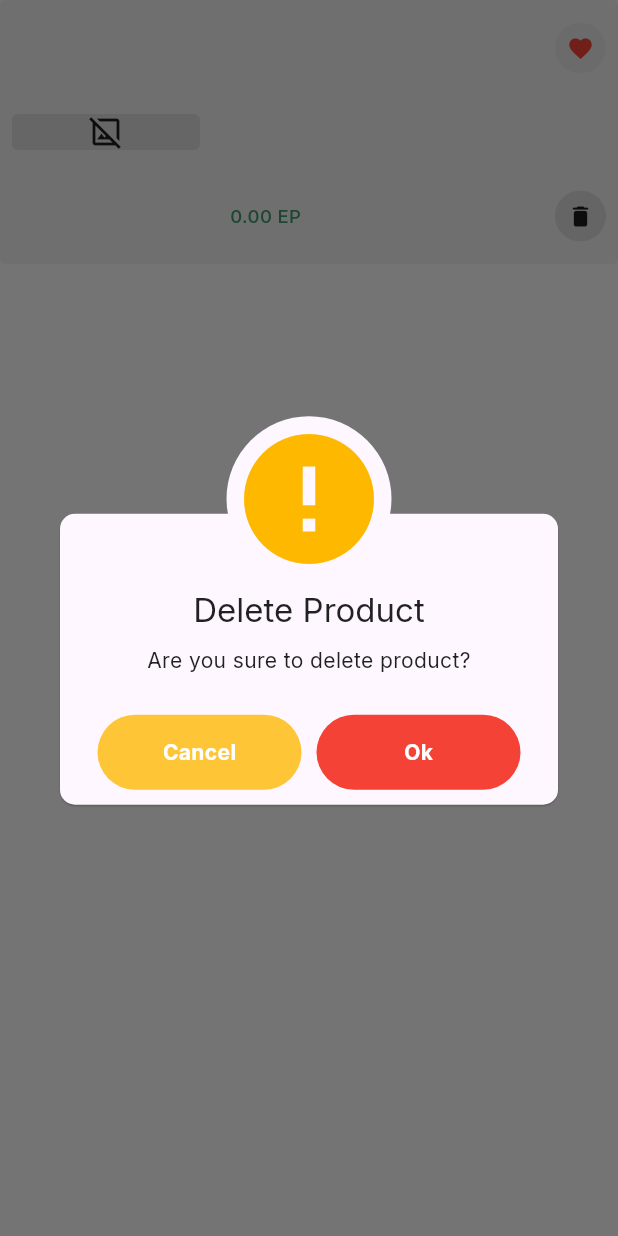
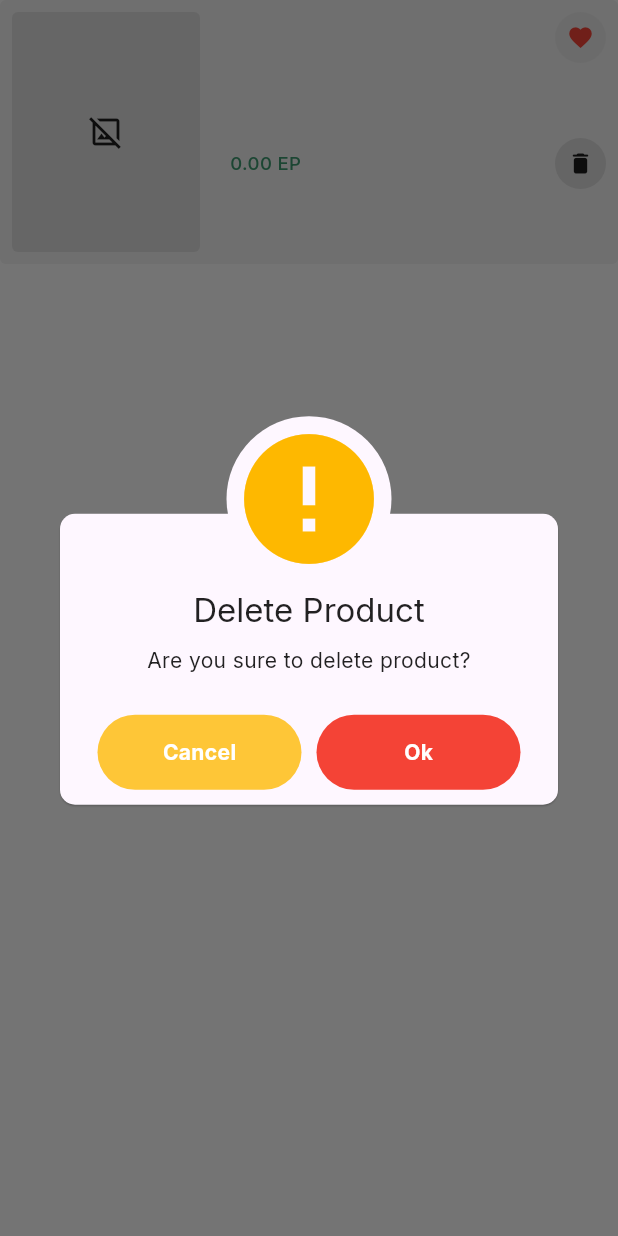
Before and after one commit to BaselHegazi226/flutter_ecommerce_app_2025, a Flutter app: the FavouriteViewItemMobile widget shown alone on an empty page, opened directly with empty values, after a tap on the "delete" icon, on a phone screen of 412 x 824 dp. Run offline on Flutter 3.47's test engine with Material 3 defaults, Android fonts, the phone set to English and light mode, and no system bars; drawn by our look-alikes of cached_network_image, toastification; our stand-ins replace auto_size_text, awesome_dialog, bloc, cloud_firestore, dartz, dio and 18 more; missing offline and left inert: cloudinary_url_gen, colorful_iconify_flutter, flutter_facebook_auth, iconify_flutter; accounts and stored records are empty; network calls fail; statements that could not run were skipped; project files that could hold a hidden picture were left out.

Commit message:
updated third 1/17/2026  put the parameter height for image to expand in fixed height and make it equal to the container height to fill the area

```diff
--- a/lib/features/08_profile_view/presentation/view/widgets/favourite_item_custom_image.dart
+++ b/lib/features/08_profile_view/presentation/view/widgets/favourite_item_custom_image.dart
@@ -2,13 +2,19 @@ import 'package:cached_network_image/cached_network_image.dart';
 import 'package:flutter/material.dart';
 
 class FavouriteItemCustomImage extends StatelessWidget {
-  const FavouriteItemCustomImage({super.key, required this.imageUrl});
+  const FavouriteItemCustomImage({
+    super.key,
+    required this.imageUrl,
+    required this.itemHeight,
+  });
 
   final String imageUrl;
+  final double itemHeight;
 
   @override
   Widget build(BuildContext context) {
     return Container(
+      height: itemHeight,
       decoration: BoxDecoration(
         color: Theme.of(context).brightness == Brightness.dark
             ? Colors.grey.shade400.withAlpha(32)
--- a/lib/features/08_profile_view/presentation/view/widgets/favourite_view_item.dart
+++ b/lib/features/08_profile_view/presentation/view/widgets/favourite_view_item.dart
@@ -40,7 +40,10 @@ class FavouriteViewItemMobile extends StatelessWidget {
         mainAxisAlignment: MainAxisAlignment.start,
         children: [
           Expanded(
-            child: FavouriteItemCustomImage(imageUrl: favouriteModel.image),
+            child: FavouriteItemCustomImage(
+              imageUrl: favouriteModel.image,
+              itemHeight: _itemHeight,
+            ),
           ),
           const SizedBox(width: 20),
           Expanded(flex: 2, child: _detailsSection(context)),
@@ -52,7 +55,6 @@ class FavouriteViewItemMobile extends StatelessWidget {
   Widget _detailsSection(BuildContext context) {
     return Column(
       crossAxisAlignment: CrossAxisAlignment.start,
-      mainAxisAlignment: MainAxisAlignment.spaceAround,
       spacing: 16,
       children: [
         FavouriteTitleHeartSection(
@@ -89,7 +91,10 @@ class FavouriteViewItemTablet extends StatelessWidget {
         mainAxisAlignment: MainAxisAlignment.start,
         children: [
           Expanded(
-            child: FavouriteItemCustomImage(imageUrl: favouriteModel.image),
+            child: FavouriteItemCustomImage(
+              imageUrl: favouriteModel.image,
+              itemHeight: _itemHeight,
+            ),
           ),
           const SizedBox(width: 24),
           Expanded(flex: 2, child: _detailsSection(context)),
```
